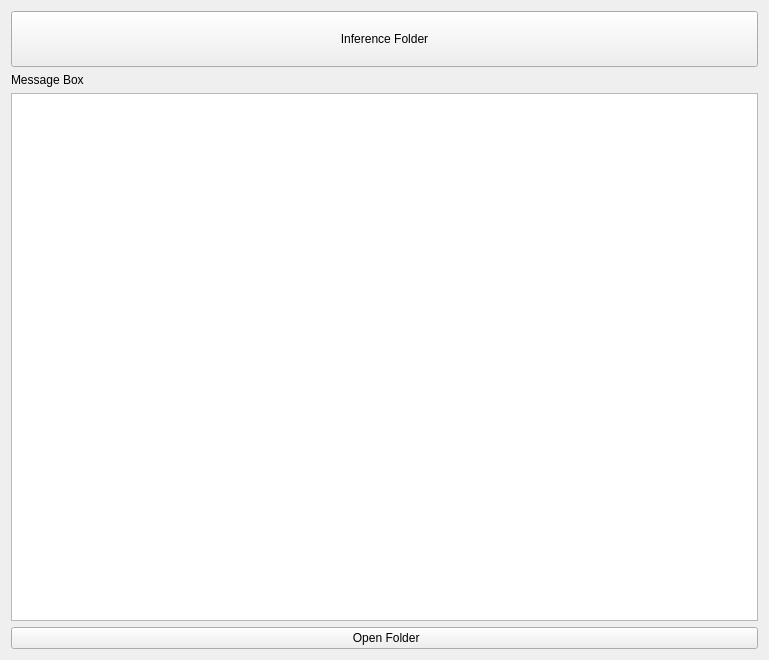
Before: the Qt Designer form src/resources/inference.ui in open-AIMS/reefscan_desktop_data_manager, drawn with Qt 5.
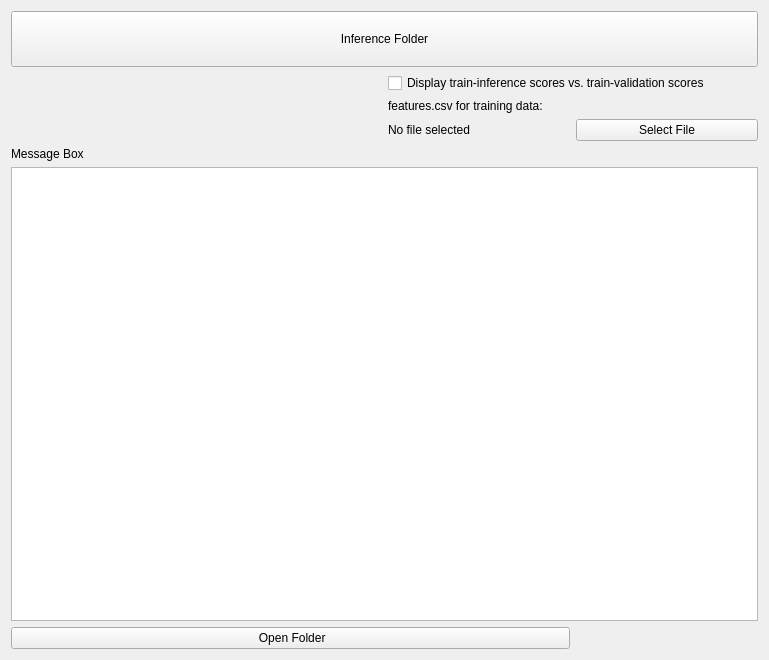
After: the same form once the commit is applied.

Commit message: Add distance report for train-inference data

```diff
--- a/src/resources/inference.ui
+++ b/src/resources/inference.ui
@@ -20,10 +20,42 @@
    <string>Form</string>
   </property>
   <layout class="QGridLayout" name="gridLayout">
-   <item row="9" column="0" colspan="2">
-    <widget class="QTextBrowser" name="textBrowser"/>
+   <item row="11" column="0">
+    <widget class="QLabel" name="label_3">
+     <property name="text">
+      <string>Message Box</string>
+     </property>
+    </widget>
    </item>
-   <item row="7" column="0" colspan="2">
+   <item row="10" column="3">
+    <widget class="QPushButton" name="trainingCSVFileSelector">
+     <property name="text">
+      <string>Select File</string>
+     </property>
+    </widget>
+   </item>
+   <item row="9" column="2">
+    <widget class="QLabel" name="label_5">
+     <property name="text">
+      <string>features.csv for training data:</string>
+     </property>
+    </widget>
+   </item>
+   <item row="8" column="2" colspan="2">
+    <widget class="QCheckBox" name="reportCheckBox">
+     <property name="text">
+      <string>Display train-inference scores vs. train-validation scores</string>
+     </property>
+    </widget>
+   </item>
+   <item row="11" column="2">
+    <widget class="QLabel" name="label">
+     <property name="text">
+      <string/>
+     </property>
+    </widget>
+   </item>
+   <item row="7" column="0" colspan="4">
     <widget class="QPushButton" name="btnInferenceFolder">
      <property name="sizePolicy">
       <sizepolicy hsizetype="Minimum" vsizetype="Minimum">
@@ -42,14 +74,7 @@
      </property>
     </widget>
    </item>
-   <item row="8" column="1">
-    <widget class="QLabel" name="label">
-     <property name="text">
-      <string/>
-     </property>
-    </widget>
-   </item>
-   <item row="10" column="0" colspan="2">
+   <item row="13" column="0" colspan="3">
     <widget class="QPushButton" name="btnInferenceOpenFolder">
      <property name="sizePolicy">
       <sizepolicy hsizetype="Minimum" vsizetype="Minimum">
@@ -62,10 +87,13 @@
      </property>
     </widget>
    </item>
-   <item row="8" column="0">
-    <widget class="QLabel" name="label_3">
+   <item row="12" column="0" colspan="4">
+    <widget class="QTextBrowser" name="textBrowser"/>
+   </item>
+   <item row="10" column="2">
+    <widget class="QLabel" name="trainingCSVLabel">
      <property name="text">
-      <string>Message Box</string>
+      <string>No file selected</string>
      </property>
     </widget>
    </item>
```
The commit also changes 9 other files.
